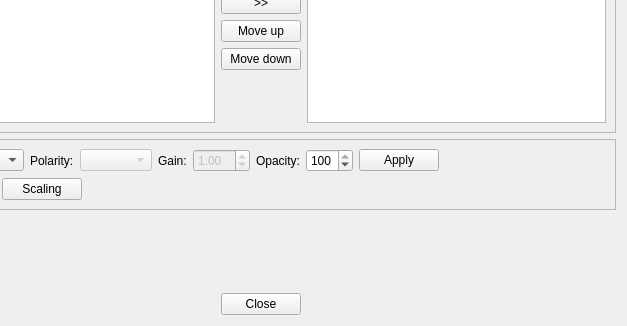
Old version of the form GridUI/volumeitemsdialog.ui in the repository fsoos74/su; both pictures show x 105 to 732 and y 110 to 436 of the 732 by 436 pixel window.
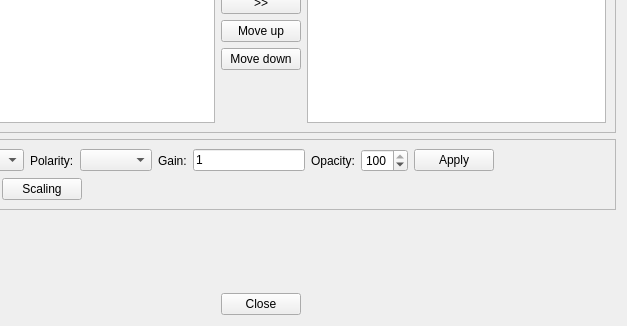
New version of the form.

Diff of the .ui file:
```diff
--- a/GridUI/volumeitemsdialog.ui
+++ b/GridUI/volumeitemsdialog.ui
@@ -161,7 +161,7 @@
         <item>
          <widget class="QComboBox" name="cbPolarity">
           <property name="enabled">
-           <bool>false</bool>
+           <bool>true</bool>
           </property>
          </widget>
         </item>
@@ -173,12 +173,9 @@
          </widget>
         </item>
         <item>
-         <widget class="QDoubleSpinBox" name="sbGain">
-          <property name="enabled">
-           <bool>false</bool>
-          </property>
-          <property name="value">
-           <double>1.000000000000000</double>
+         <widget class="QLineEdit" name="leGain">
+          <property name="text">
+           <string>1</string>
           </property>
          </widget>
         </item>
```
